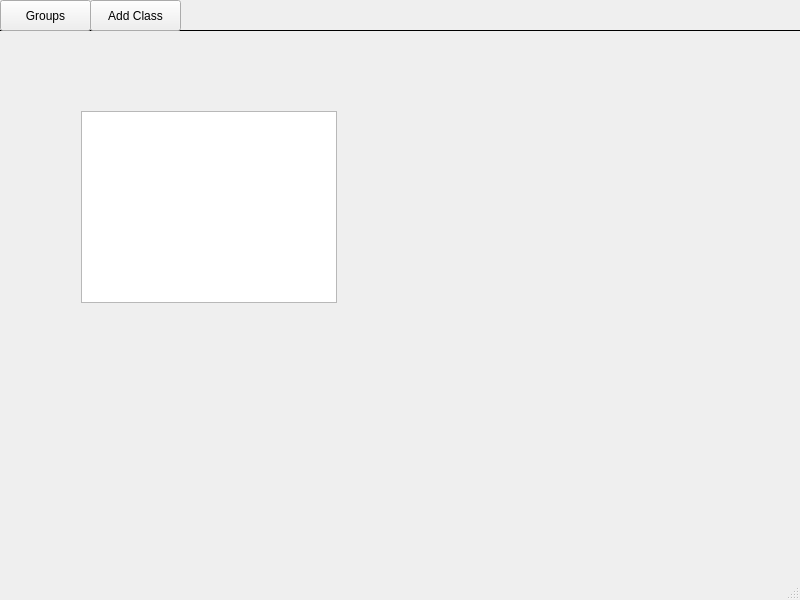
The window that hello/mainwindow.ui (20jmorrison/makeGroups) describes before a commit, drawn with Qt 5.
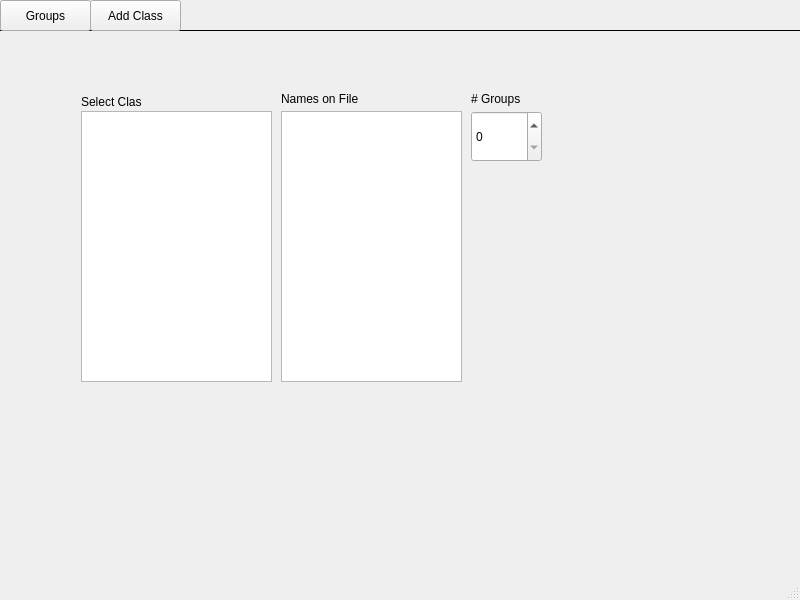
The same window after the commit. The open tabs and pages were chosen to show the change.

Commit message: View names in selected class

```diff
--- a/hello/mainwindow.ui
+++ b/hello/mainwindow.ui
@@ -132,9 +132,71 @@
        <rect>
         <x>90</x>
         <y>80</y>
-        <width>256</width>
-        <height>192</height>
+        <width>191</width>
+        <height>271</height>
        </rect>
+      </property>
+      <property name="editTriggers">
+       <set>QAbstractItemView::CurrentChanged|QAbstractItemView::DoubleClicked|QAbstractItemView::EditKeyPressed</set>
+      </property>
+     </widget>
+     <widget class="QLabel" name="label_2">
+      <property name="geometry">
+       <rect>
+        <x>90</x>
+        <y>60</y>
+        <width>61</width>
+        <height>21</height>
+       </rect>
+      </property>
+      <property name="text">
+       <string>Select Class</string>
+      </property>
+     </widget>
+     <widget class="QPlainTextEdit" name="names_list">
+      <property name="geometry">
+       <rect>
+        <x>290</x>
+        <y>80</y>
+        <width>181</width>
+        <height>271</height>
+       </rect>
+      </property>
+     </widget>
+     <widget class="QLabel" name="label_3">
+      <property name="geometry">
+       <rect>
+        <x>290</x>
+        <y>60</y>
+        <width>81</width>
+        <height>16</height>
+       </rect>
+      </property>
+      <property name="text">
+       <string>Names on File</string>
+      </property>
+     </widget>
+     <widget class="QSpinBox" name="spinBox">
+      <property name="geometry">
+       <rect>
+        <x>480</x>
+        <y>80</y>
+        <width>71</width>
+        <height>51</height>
+       </rect>
+      </property>
+     </widget>
+     <widget class="QLabel" name="label_4">
+      <property name="geometry">
+       <rect>
+        <x>480</x>
+        <y>60</y>
+        <width>71</width>
+        <height>16</height>
+       </rect>
+      </property>
+      <property name="text">
+       <string># Groups</string>
       </property>
      </widget>
     </widget>
```
Left out of the diff: 27 changed lines with no effect on the pictures. The commit also changes 11 other files.
